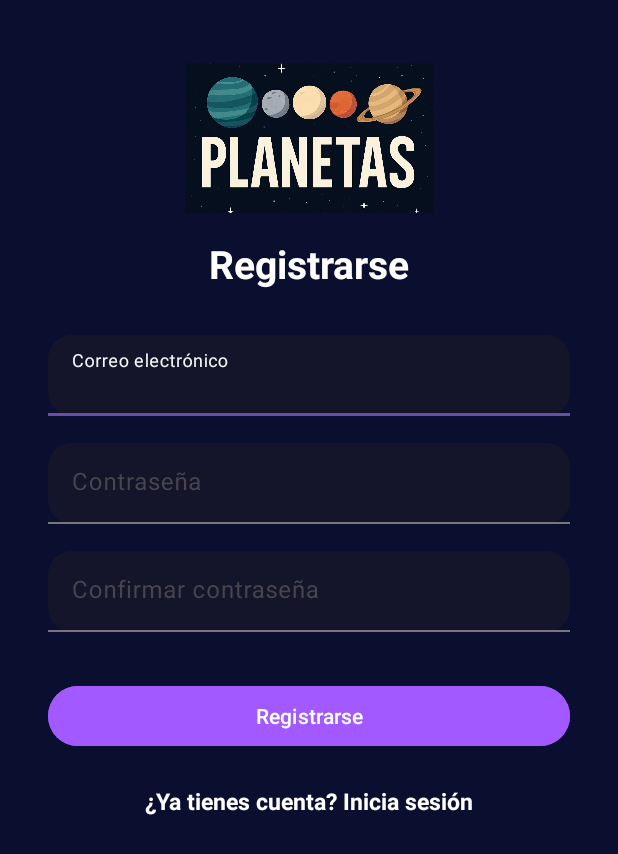
After one commit to iKaz71/PlanetsWithApiary, an Android app: the RegisterActivity screen opened directly, with no data from a screen before it, on a phone screen of 412 x 824 dp. The commit adds this screen. Shown: the top 854 px of the screen. Run offline under Robolectric (Android 15) with nearby library versions, the phone set to English and light mode, and no system bars; our stand-ins replace Firebase (no records; nobody signed in at launch, a user with empty details on screens opened directly).

Commit message:
feat(auth,ui): se implementa flujo de autenticación y se protegen actividades para validar la autenticación

```diff
--- a/app/build.gradle.kts
+++ b/app/build.gradle.kts
@@ -2,6 +2,7 @@ plugins {
     alias(libs.plugins.android.application)
     alias(libs.plugins.kotlin.android)
     id("org.jetbrains.kotlin.kapt")
+    id("com.google.gms.google-services")
 }
 
 android {
@@ -65,5 +66,7 @@ dependencies {
     implementation (libs.androidx.recyclerview)
     implementation(libs.glide.v4151)
     implementation (libs.core)
+    implementation(platform("com.google.firebase:firebase-bom:32.7.0"))
+    implementation("com.google.firebase:firebase-auth")
 
 }
--- /dev/null
+++ b/app/src/main/java/com/kaz/planets/auth/RegisterActivity.kt
@@ -0,0 +1,53 @@
+package com.kaz.planets.auth
+
+import android.os.Bundle
+import android.widget.*
+import androidx.appcompat.app.AppCompatActivity
+import com.google.firebase.auth.FirebaseAuth
+import com.kaz.planets.R
+
+class RegisterActivity : AppCompatActivity() {
+
+    private lateinit var auth: FirebaseAuth
+
+    override fun onCreate(savedInstanceState: Bundle?) {
+        super.onCreate(savedInstanceState)
+        setContentView(R.layout.activity_register)
+
+        auth = FirebaseAuth.getInstance()
+
+        val emailEditText = findViewById<EditText>(R.id.emailEditText)
+        val passwordEditText = findViewById<EditText>(R.id.passwordEditText)
+        val confirmPasswordEditText = findViewById<EditText>(R.id.confirmPasswordEditText)
+        val registerButton = findViewById<Button>(R.id.registerButton)
+        val loginTextView = findViewById<TextView>(R.id.loginTextView)
+
+        registerButton.setOnClickListener {
+            val email = emailEditText.text.toString().trim()
+            val password = passwordEditText.text.toString().trim()
+            val confirmPassword = confirmPasswordEditText.text.toString().trim()
+
+            if (email.isNotEmpty() && password.isNotEmpty() && confirmPassword.isNotEmpty()) {
+                if (password == confirmPassword) {
+                    auth.createUserWithEmailAndPassword(email, password)
+                        .addOnCompleteListener(this) { task ->
+                            if (task.isSuccessful) {
+                                Toast.makeText(this, "Registro exitoso.", Toast.LENGTH_SHORT).show()
+                                finish()
+                            } else {
+                                Toast.makeText(this, "Error en el registro.", Toast.LENGTH_SHORT).show()
+                            }
+                        }
+                } else {
+                    Toast.makeText(this, "Las contraseñas no coinciden.", Toast.LENGTH_SHORT).show()
+                }
+            } else {
+                Toast.makeText(this, "Completa todos los campos.", Toast.LENGTH_SHORT).show()
+            }
+        }
+
+        loginTextView.setOnClickListener {
+            finish()
+        }
+    }
+}
--- /dev/null
+++ b/app/src/main/res/layout/activity_register.xml
@@ -0,0 +1,147 @@
+<?xml version="1.0" encoding="utf-8"?>
+<androidx.constraintlayout.widget.ConstraintLayout
+    xmlns:android="http://schemas.android.com/apk/res/android"
+    xmlns:app="http://schemas.android.com/apk/res-auto"
+    android:layout_width="match_parent"
+    android:layout_height="match_parent"
+    android:background="@color/background_space">
+
+    <ImageView
+        android:id="@+id/headerLogo"
+        android:layout_width="0dp"
+        android:layout_height="100dp"
+        android:src="@drawable/header_logo"
+        android:contentDescription="@string/app_name"
+        app:layout_constraintTop_toTopOf="parent"
+        app:layout_constraintStart_toStartOf="parent"
+        app:layout_constraintEnd_toEndOf="parent"
+        android:layout_marginTop="42dp"
+        android:layout_marginStart="12dp"
+        android:layout_marginEnd="12dp"
+        android:scaleType="fitCenter"/>
+
+    <TextView
+        android:id="@+id/registerTitle"
+        android:layout_width="wrap_content"
+        android:layout_height="wrap_content"
+        android:text="@string/register"
+        android:textSize="26sp"
+        android:textStyle="bold"
+        android:textColor="@color/white"
+        app:layout_constraintTop_toBottomOf="@id/headerLogo"
+        app:layout_constraintStart_toStartOf="parent"
+        app:layout_constraintEnd_toEndOf="parent"
+        android:layout_marginTop="16dp" />
+
+    <com.google.android.material.textfield.TextInputLayout
+        android:id="@+id/emailInputLayout"
+        style="@style/CustomTextInputLayout"
+        android:layout_width="0dp"
+        android:layout_height="wrap_content"
+        app:boxBackgroundColor="@color/deep_galaxy"
+        app:boxCornerRadiusTopStart="16dp"
+        app:boxCornerRadiusTopEnd="16dp"
+        app:boxCornerRadiusBottomStart="16dp"
+        app:boxCornerRadiusBottomEnd="16dp"
+        app:hintTextColor="@color/white_hint"
+        app:layout_constraintTop_toBottomOf="@id/registerTitle"
+        app:layout_constraintStart_toStartOf="parent"
+        app:layout_constraintEnd_toEndOf="parent"
+        android:layout_marginStart="32dp"
+        android:layout_marginEnd="32dp"
+        android:layout_marginTop="30dp">
+
+        <com.google.android.material.textfield.TextInputEditText
+            android:id="@+id/emailEditText"
+            android:layout_width="match_parent"
+            android:layout_height="wrap_content"
+            android:hint="@string/email"
+            android:textColor="@color/white"
+            android:textColorHint="@color/white_hint"/>
+    </com.google.android.material.textfield.TextInputLayout>
+
+    <com.google.android.material.textfield.TextInputLayout
+        android:id="@+id/passwordInputLayout"
+        style="@style/CustomTextInputLayout"
+        android:layout_width="0dp"
+        android:layout_height="wrap_content"
+        app:boxBackgroundColor="@color/deep_galaxy"
+        app:boxCornerRadiusTopStart="16dp"
+        app:boxCornerRadiusTopEnd="16dp"
+        app:boxCornerRadiusBottomStart="16dp"
+        app:boxCornerRadiusBottomEnd="16dp"
+        app:hintTextColor="@color/white_hint"
+        app:layout_constraintTop_toBottomOf="@id/emailInputLayout"
+        app:layout_constraintStart_toStartOf="parent"
+        app:layout_constraintEnd_toEndOf="parent"
+        android:layout_marginStart="32dp"
+        android:layout_marginEnd="32dp"
+        android:layout_marginTop="18dp">
+
+        <com.google.android.material.textfield.TextInputEditText
+            android:id="@+id/passwordEditText"
+            android:layout_width="match_parent"
+            android:layout_height="wrap_content"
+            android:hint="@string/password"
+            android:inputType="textPassword"
+            android:textColor="@color/white"
+            android:textColorHint="@color/white_hint"/>
+    </com.google.android.material.textfield.TextInputLayout>
+
+    <com.google.android.material.textfield.TextInputLayout
+        android:id="@+id/confirmPasswordInputLayout"
+        style="@style/CustomTextInputLayout"
+        android:layout_width="0dp"
+        android:layout_height="wrap_content"
+        app:boxBackgroundColor="@color/deep_galaxy"
+        app:boxCornerRadiusTopStart="16dp"
+        app:boxCornerRadiusTopEnd="16dp"
+        app:boxCornerRadiusBottomStart="16dp"
+        app:boxCornerRadiusBottomEnd="16dp"
+        app:hintTextColor="@color/white_hint"
+        app:layout_constraintTop_toBottomOf="@id/passwordInputLayout"
+        app:layout_constraintStart_toStartOf="parent"
+        app:layout_constraintEnd_toEndOf="parent"
+        android:layout_marginStart="32dp"
+        android:layout_marginEnd="32dp"
+        android:layout_marginTop="18dp">
+
+        <com.google.android.material.textfield.TextInputEditText
+            android:id="@+id/confirmPasswordEditText"
+            android:layout_width="match_parent"
+            android:layout_height="wrap_content"
+            android:hint="@string/confirm_password"
+            android:inputType="textPassword"
+            android:textColor="@color/white"
+            android:textColorHint="@color/white_hint"/>
+    </com.google.android.material.textfield.TextInputLayout>
+
+    <com.google.android.material.button.MaterialButton
+        android:id="@+id/registerButton"
+        android:layout_width="0dp"
+        android:layout_height="wrap_content"
+        android:text="@string/register"
+        android:textColor="@color/white"
+        android:backgroundTint="@color/planet_accent"
+        app:cornerRadius="40dp"
+        android:layout_marginTop="32dp"
+        app:layout_constraintTop_toBottomOf="@id/confirmPasswordInputLayout"
+        app:layout_constraintStart_toStartOf="parent"
+        app:layout_constraintEnd_toEndOf="parent"
+        android:layout_marginStart="32dp"
+        android:layout_marginEnd="32dp"/>
+
+    <TextView
+        android:id="@+id/loginTextView"
+        android:layout_width="wrap_content"
+        android:layout_height="wrap_content"
+        android:text="@string/already_have_account_login"
+        android:textColor="@color/white"
+        android:textStyle="bold"
+        android:textSize="15sp"
+        android:layout_marginTop="22dp"
+        app:layout_constraintTop_toBottomOf="@id/registerButton"
+        app:layout_constraintStart_toStartOf="parent"
+        app:layout_constraintEnd_toEndOf="parent"/>
+
+</androidx.constraintlayout.widget.ConstraintLayout>
--- a/app/src/main/res/values-night/themes.xml
+++ b/app/src/main/res/values-night/themes.xml
@@ -1,7 +1,13 @@
 <resources xmlns:tools="http://schemas.android.com/tools">
     <!-- Base application theme. -->
     <style name="Base.Theme.Planets" parent="Theme.Material3.DayNight.NoActionBar">
-        <!-- Customize your dark theme here. -->
-        <!-- <item name="colorPrimary">@color/my_dark_primary</item> -->
+        <item name="hintTextColor">@color/white</item>
+
+    </style>
+
+    <style name="Theme.Planets" parent="Base.Theme.Planets" />
+
+    <style name="CustomTextInputLayout" parent="Widget.Material3.TextInputLayout.FilledBox.Dense">
+        <item name="hintTextColor">@color/white</item>
     </style>
 </resources>
--- a/app/src/main/res/values/colors.xml
+++ b/app/src/main/res/values/colors.xml
@@ -16,6 +16,13 @@
     <color name="light_gray">#F2F2F2</color>
     <color name="black">#000000</color>
 
+    <color name="planet_accent">#A259FF</color>
+    <color name="white_hint">#F6F6F6</color>
+
+
+
+
+
 
 
 
--- a/app/src/main/res/values/strings.xml
+++ b/app/src/main/res/values/strings.xml
@@ -36,4 +36,18 @@
     <string name="has_rings_no">No tiene anillos</string>
     <string name="position_in_solar_system">Posición en el sistema solar: %1$d</string>
 
+
+    <string name="register">Registrarse</string>
+    <string name="reset_password">Recuperar contraseña</string>
+    <string name="forgot_password">¿Olvidaste tu contraseña?</string>
+    <string name="email">Correo electrónico</string>
+    <string name="password">Contraseña</string>
+    <string name="confirm_password">Confirmar contraseña</string>
+    <string name="login">Iniciar sesión</string>
+    <string name="no_account_register">¿No tienes cuenta? Regístrate</string>
+    <string name="already_have_account_login">¿Ya tienes cuenta? Inicia sesión</string>
+    <string name="back_to_login">Volver al inicio de sesión</string>
+    <string name="logout">Cerrar sesión</string>
+
+
 </resources>
--- a/app/src/main/res/values/themes.xml
+++ b/app/src/main/res/values/themes.xml
@@ -1,9 +1,13 @@
 <resources xmlns:tools="http://schemas.android.com/tools">
     <!-- Base application theme. -->
     <style name="Base.Theme.Planets" parent="Theme.Material3.DayNight.NoActionBar">
-        <!-- Customize your light theme here. -->
-        <!-- <item name="colorPrimary">@color/my_light_primary</item> -->
+        <item name="hintTextColor">@color/white</item>
+
     </style>
 
     <style name="Theme.Planets" parent="Base.Theme.Planets" />
+
+    <style name="CustomTextInputLayout" parent="Widget.Material3.TextInputLayout.FilledBox.Dense">
+        <item name="hintTextColor">@color/white</item>
+    </style>
 </resources>
--- a/build.gradle.kts
+++ b/build.gradle.kts
@@ -2,4 +2,5 @@
 plugins {
     alias(libs.plugins.android.application) apply false
     alias(libs.plugins.kotlin.android) apply false
+    id("com.google.gms.google-services") version "4.4.1" apply false
 }
--- a/gradle/libs.versions.toml
+++ b/gradle/libs.versions.toml
@@ -1,5 +1,5 @@
 [versions]
-agp = "8.9.0"
+agp = "8.10.1"
 core = "11.1.0"
 glide = "4.16.0"
 glideVersion = "4.15.1"
```
Also changed, not shown: app/src/main/AndroidManifest.xml (+11 -0 lines), app/src/main/java/com/kaz/planets/auth/ForgotPasswordActivity.kt (added, +44 -0 lines), app/src/main/java/com/kaz/planets/auth/LoginActivity.kt (added, +54 -0 lines), app/src/main/java/com/kaz/planets/ui/detail/DetailActivity.kt (+12 -0 lines), app/src/main/java/com/kaz/planets/ui/detail/FullscreenActivity.kt (+13 -0 lines), app/src/main/java/com/kaz/planets/ui/main/MainActivity.kt (+29 -2 lines), app/src/main/res/drawable/ic_logout.xml (added, +9 -0 lines), app/src/main/res/layout/activity_forgot_password.xml (added, +91 -0 lines), app/src/main/res/layout/activity_login.xml (added, +132 -0 lines), app/src/main/res/layout/activity_main.xml (+16 -4 lines).
